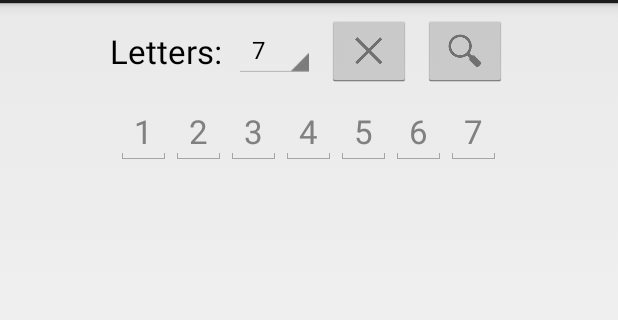
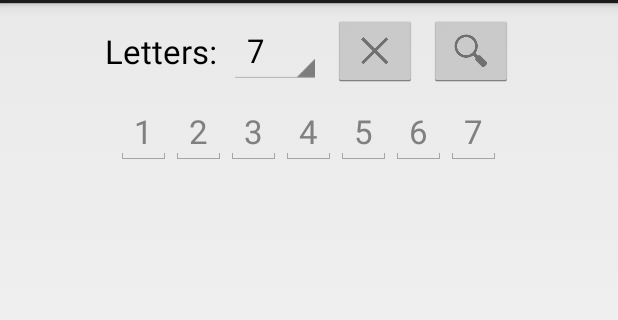
Before and after one commit to billthefarmer/crossword, an Android app: the screen it shows after launch (Main), on a phone screen of 412 x 824 dp, the part 69-389 px from its top. Run offline under Robolectric (Android 15) with nearby library versions, the light colour scheme and no system bars.

Commit message:
Update spinner text size

```diff
--- a/build.gradle
+++ b/build.gradle
@@ -5,7 +5,7 @@ buildscript {
     }
 
     dependencies {
-        classpath 'com.android.tools.build:gradle:7.0.2'
+        classpath 'com.android.tools.build:gradle:7.0.4'
     }
 }
 
--- a/src/main/AndroidManifest.xml
+++ b/src/main/AndroidManifest.xml
@@ -16,6 +16,7 @@
       android:icon="@drawable/ic_launcher"
       android:label="@string/app_name"
       android:theme="@style/AppDarkTheme"
+      android:supportsRtl="false"
       tools:ignore="AllowBackup">
 
     <activity
--- a/src/main/java/org/billthefarmer/crossword/Main.java
+++ b/src/main/java/org/billthefarmer/crossword/Main.java
@@ -107,6 +107,15 @@ public class Main extends Activity
         ListView results = findViewById(R.id.list);
         ImageButton clear = findViewById(R.id.clear);
         search = findViewById(R.id.search);
+        // Create an ArrayAdapter using the string array and a default
+        // spinner layout
+        ArrayAdapter<CharSequence> adapt = ArrayAdapter
+            .createFromResource(this, R.array.numbers,
+                                R.layout.simple_spinner_item);
+        // Specify the layout to use when the list of choices appears
+        adapt.setDropDownViewResource(R.layout.simple_spinner_dropdown_item);
+        // Apply the adapter to the spinner
+        spinner.setAdapter(adapt);
 
         // Set up listeners
         if (spinner != null)
@@ -156,7 +165,7 @@ public class Main extends Activity
             resultList = new ArrayList<>();
 
         // Create adapter
-        adapter = new ArrayAdapter<>
+        adapter = new ArrayAdapter<String>
             (this, android.R.layout.simple_list_item_1, resultList);
         if (results != null)
             results.setAdapter(adapter);
--- a/src/main/res/layout/main.xml
+++ b/src/main/res/layout/main.xml
@@ -29,8 +29,7 @@
         android:layout_width="wrap_content"
         android:layout_height="wrap_content"
         android:layout_marginLeft="8dp"
-        android:entries="@array/numbers"
-        android:textAppearance="?android:attr/textAppearanceLarge" />
+        android:entries="@array/numbers" />
 
     <ImageButton
         android:id="@+id/clear"
--- /dev/null
+++ b/src/main/res/layout/simple_spinner_item.xml
@@ -0,0 +1,28 @@
+<?xml version="1.0" encoding="utf-8"?>
+<!--
+/* //device/apps/common/assets/res/any/layout/simple_spinner_item.xml
+**
+** Copyright 2006, The Android Open Source Project
+**
+** Licensed under the Apache License, Version 2.0 (the "License");
+** you may not use this file except in compliance with the License.
+** You may obtain a copy of the License at
+**
+**     http://www.apache.org/licenses/LICENSE-2.0
+**
+** Unless required by applicable law or agreed to in writing, software
+** distributed under the License is distributed on an "AS IS" BASIS,
+** WITHOUT WARRANTIES OR CONDITIONS OF ANY KIND, either express or implied.
+** See the License for the specific language governing permissions and
+** limitations under the License.
+*/
+-->
+<TextView xmlns:android="http://schemas.android.com/apk/res/android"
+    android:id="@android:id/text1"
+    style="?android:attr/spinnerItemStyle"
+    android:singleLine="true"
+    android:layout_width="match_parent"
+    android:layout_height="wrap_content"
+    android:ellipsize="marquee"
+    android:textAppearance="?android:attr/textAppearanceLarge"
+    android:textAlignment="inherit"/>
```
Also changed, not shown: src/main/res/layout/simple_spinner_dropdown_item.xml (added, +27 -0 lines).
